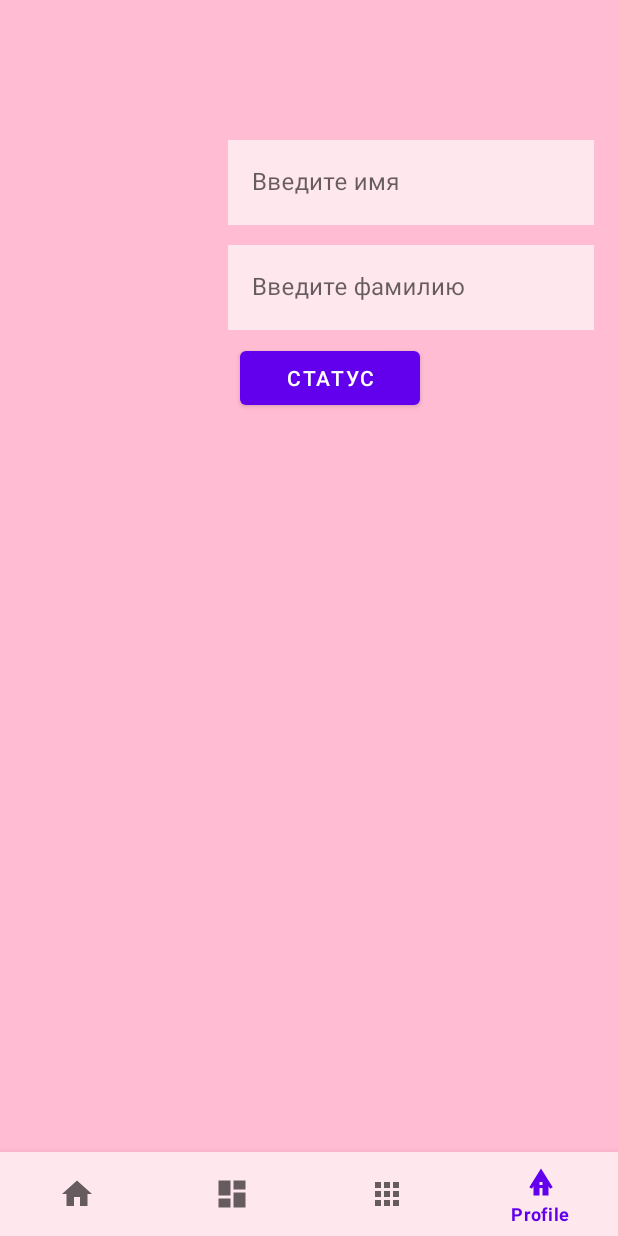
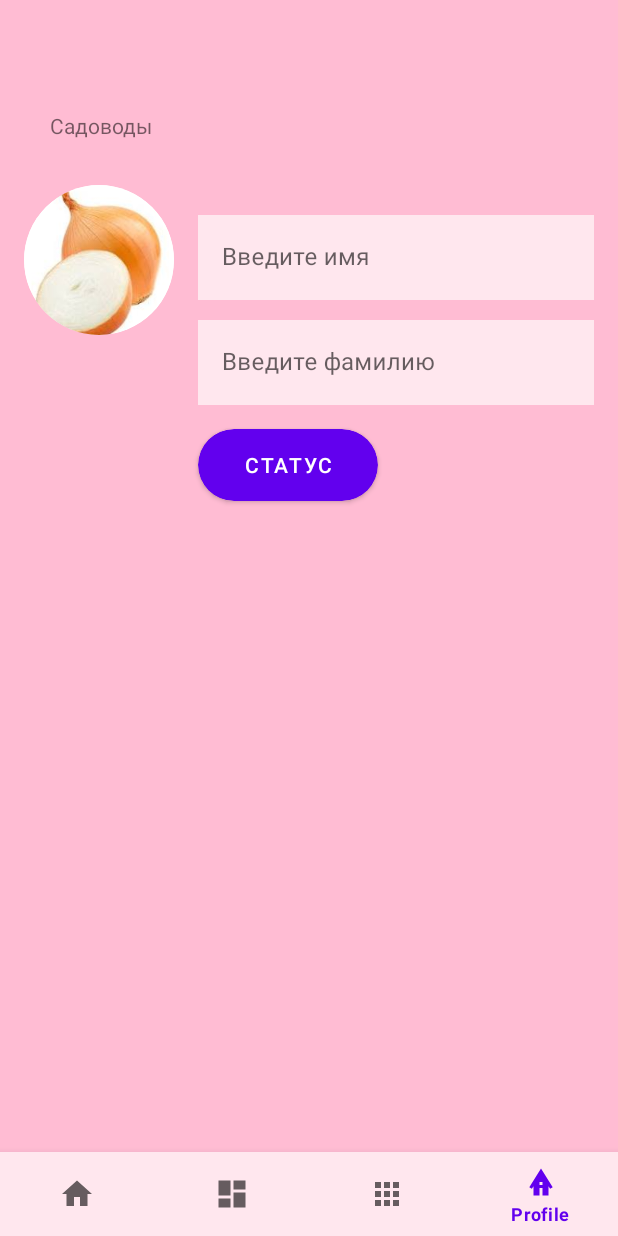
Before and after one commit to baskak56/sadik, an Android app: the ProfileFragment screen opened through its navigation route, on a phone screen of 412 x 824 dp. Run offline under Robolectric (Android 15) with nearby library versions, the phone set to English and light mode, and no system bars; our stand-ins replace navigation-ui; libraries missing offline, so code that uses them is left out: com.prolificinteractive.materialcalendarview; 3 statements that could not run were skipped.

Commit message:
fix: update avatar picker layout and add circular images

```diff
--- a/app/src/main/java/com/example/myapplication/ui/profile/ProfileFragment.kt
+++ b/app/src/main/java/com/example/myapplication/ui/profile/ProfileFragment.kt
@@ -1,5 +1,6 @@
 package com.example.myapplication.ui.profile
 
+import android.app.AlertDialog
 import android.content.Context
 import android.content.SharedPreferences
 import android.os.Bundle
@@ -16,7 +17,10 @@ import com.example.myapplication.databinding.FragmentProfileBinding
 import  android.graphics.drawable.GradientDrawable
 import android.text.Editable
 import android.text.TextWatcher
+import android.view.ViewOutlineProvider
 import android.view.inputmethod.EditorInfo
+import android.widget.GridLayout
+import android.widget.ImageView
 import androidx.core.widget.doAfterTextChanged
 
 class ProfileFragment : Fragment() {
@@ -35,11 +39,15 @@ class ProfileFragment : Fragment() {
         _binding = FragmentProfileBinding.inflate(inflater, container, false)
         sharedPreferences =
             requireContext().getSharedPreferences("user_prefs", Context.MODE_PRIVATE)
+        binding.avatarImageView.setOnClickListener {
+            showAvatarPicker()
+        }
 
 
         setupViews()
         loadSavedData()
         setupTextWatchers()
+        loadSavedAvatar()
 
         return binding.root
     }
@@ -49,6 +57,9 @@ class ProfileFragment : Fragment() {
         // Настройка кнопки меню
         binding.btnMenu.setOnClickListener { view ->
             showPopupMenu(view)
+        }
+        binding.avatarImageView.setOnClickListener {
+            showAvatarPicker()
         }
 
         // Сохранение данных при изменении текста
@@ -128,6 +139,19 @@ class ProfileFragment : Fragment() {
             } else {
                 binding.nameInputLayout.error = null
             }
+
+            binding.nameInputLayout.hint = if (text.isNullOrBlank()) {
+                "Введите имя"
+            } else {
+                "Имя указано"
+            }
+
+            binding.nameInputLayout.boxBackgroundMode =
+                if (text.isNullOrBlank()) {
+                    com.google.android.material.textfield.TextInputLayout.BOX_BACKGROUND_OUTLINE
+                } else {
+                    com.google.android.material.textfield.TextInputLayout.BOX_BACKGROUND_NONE
+                }
         }
 
         binding.surnameEditText.doAfterTextChanged { text ->
@@ -136,7 +160,21 @@ class ProfileFragment : Fragment() {
             } else {
                 binding.surnameInputLayout.error = null
             }
+
+            binding.surnameInputLayout.hint = if (text.isNullOrBlank()) {
+                "Введите фамилию"
+            } else {
+                "Фамилия указана"
+            }
+
+            binding.surnameInputLayout.boxBackgroundMode =
+                if (text.isNullOrBlank()) {
+                    com.google.android.material.textfield.TextInputLayout.BOX_BACKGROUND_OUTLINE
+                } else {
+                    com.google.android.material.textfield.TextInputLayout.BOX_BACKGROUND_NONE
+                }
         }
+
         binding.surnameEditText.setOnEditorActionListener { _, actionId, _ ->
             if (actionId == EditorInfo.IME_ACTION_DONE) {
                 saveUserData()
@@ -145,6 +183,7 @@ class ProfileFragment : Fragment() {
                 false
             }
         }
+
         binding.nameEditText.setOnEditorActionListener { _, actionId, _ ->
             if (actionId == EditorInfo.IME_ACTION_NEXT) {
                 binding.surnameEditText.requestFocus()
@@ -154,8 +193,57 @@ class ProfileFragment : Fragment() {
             }
         }
     }
+
+    private fun showAvatarPicker() {
+        val avatars = listOf(
+            R.drawable.image11,
+            R.drawable.image12,
+            R.drawable.image18,
+            R.drawable.image19,
+            R.drawable.image20,
+            R.drawable.image3,
+        )
+
+        val dialogView = layoutInflater.inflate(R.layout.avatar_picker_dialog, null)
+        val grid = dialogView.findViewById<GridLayout>(R.id.avatarGrid)
+        grid.columnCount = 1
+
+        avatars.forEach { avatarRes ->
+            val imageView = ImageView(requireContext()).apply {
+                setImageResource(avatarRes)
+                layoutParams = ViewGroup.MarginLayoutParams(200, 200).apply {
+                    setMargins(16, 16, 16, 16)
+                }
+                scaleType = ImageView.ScaleType.CENTER_CROP
+                background = ContextCompat.getDrawable(requireContext(), R.drawable.circle)
+                clipToOutline = true
+                outlineProvider = ViewOutlineProvider.BACKGROUND
+                setOnClickListener {
+                    binding.avatarImageView.setImageResource(avatarRes)
+                    sharedPreferences.edit().putInt("avatar_res", avatarRes).apply()
+                    alertDialog?.dismiss()
+                }
+            }
+            grid.addView(imageView)
+        }
+
+        alertDialog = AlertDialog.Builder(requireContext())
+            .setTitle("Выберите аватарку")
+            .setView(dialogView)
+            .create()
+
+        alertDialog?.show()
+    }
+
+    private var alertDialog: AlertDialog? = null
+
+
     override fun onPause() {
         super.onPause()
         saveUserData()
     }
+    private fun loadSavedAvatar() {
+        val avatarRes = sharedPreferences.getInt("avatar_res", R.drawable.luk)
+        binding.avatarImageView.setImageResource(avatarRes)
+    }
 }
--- /dev/null
+++ b/app/src/main/res/drawable/circle.xml
@@ -0,0 +1,4 @@
+<shape xmlns:android="http://schemas.android.com/apk/res/android"
+    android:shape="oval">
+    <solid android:color="@android:color/white"/>
+</shape>
--- a/app/src/main/res/layout/fragment_profile.xml
+++ b/app/src/main/res/layout/fragment_profile.xml
@@ -6,33 +6,36 @@
     android:layout_width="match_parent"
     android:layout_height="match_parent"
     android:padding="16dp"
-    tools:context=".ui.home.HomeFragment"
+    tools:context=".ui.profile.ProfileFragment"
     android:background="#FFBCD3">
-
-    <!-- Аватар слева -->
-
-    <!-- Поля ввода и кнопка справа от аватара -->
-
     <ImageView
-        android:id="@+id/imageView3"
-        android:layout_width="112dp"
-        android:layout_height="132dp"
-        android:layout_marginStart="8dp"
-        android:layout_marginTop="20dp"
+        android:id="@+id/avatarImageView"
+        android:layout_width="100dp"
+        android:layout_height="100dp"
+        android:layout_marginBottom="16dp"
+        android:background="@drawable/circle"
+        android:clickable="true"
+        android:contentDescription="Avatar"
+        android:focusable="true"
+        android:scaleType="centerCrop"
+        android:src="@drawable/luk"
+        app:layout_constraintBottom_toTopOf="@+id/btnMenu"
+        app:layout_constraintEnd_toStartOf="@+id/nameInputLayout"
         app:layout_constraintStart_toStartOf="parent"
         app:layout_constraintTop_toTopOf="parent"
-        tools:srcCompat="@tools:sample/avatars" />
+        app:layout_constraintVertical_bias="0.526"
+        android:clipToOutline="true"/>
 
     <com.google.android.material.textfield.TextInputLayout
         android:id="@+id/nameInputLayout"
+        style="@style/Widget.MaterialComponents.TextInputLayout.OutlinedBox"
         android:layout_width="0dp"
         android:layout_height="wrap_content"
         android:layout_marginStart="16dp"
-        android:layout_marginTop="16dp"
+        android:layout_marginTop="66dp"
         app:layout_constraintEnd_toEndOf="parent"
-        app:layout_constraintStart_toEndOf="@+id/imageView3"
-        app:layout_constraintTop_toTopOf="parent"
-        style="@style/Widget.MaterialComponents.TextInputLayout.OutlinedBox">
+        app:layout_constraintStart_toEndOf="@id/avatarImageView"
+        app:layout_constraintTop_toTopOf="parent">
 
         <com.google.android.material.textfield.TextInputEditText
             android:id="@+id/nameEditText"
@@ -40,8 +43,8 @@
             android:layout_height="wrap_content"
             android:background="#FFE7EE"
             android:hint="Введите имя"
-            android:inputType="textPersonName"
-            android:imeOptions="actionNext"/>
+            android:imeOptions="actionNext"
+            android:inputType="textPersonName" />
     </com.google.android.material.textfield.TextInputLayout>
 
     <com.google.android.material.textfield.TextInputLayout
@@ -50,32 +53,44 @@
         android:layout_height="wrap_content"
         android:layout_marginStart="16dp"
         android:layout_marginTop="8dp"
+        app:layout_constraintTop_toBottomOf="@id/nameInputLayout"
+        app:layout_constraintStart_toEndOf="@id/avatarImageView"
         app:layout_constraintEnd_toEndOf="parent"
-        app:layout_constraintStart_toEndOf="@+id/imageView3"
-        app:layout_constraintTop_toBottomOf="@+id/nameInputLayout"
         style="@style/Widget.MaterialComponents.TextInputLayout.OutlinedBox">
 
         <com.google.android.material.textfield.TextInputEditText
             android:id="@+id/surnameEditText"
             android:layout_width="match_parent"
+            android:layout_height="wrap_content"
+            android:background="#FFE7EE"
             android:hint="Введите фамилию"
-            android:layout_height="wrap_content"
-            android:inputType="textPersonName"
-            android:background="#FFE7EE"
-            android:imeOptions="actionDone"/>
+            android:imeOptions="actionDone"
+            android:inputType="textPersonName"/>
     </com.google.android.material.textfield.TextInputLayout>
 
-    <!-- Кнопка под полями ввода -->
+
+    <!-- Кнопка статуса -->
     <com.google.android.material.button.MaterialButton
         android:id="@+id/btnMenu"
         android:layout_width="wrap_content"
         android:layout_height="wrap_content"
-        android:layout_marginStart="8dp"
-        android:layout_marginTop="8dp"
-        android:ellipsize="none"
+        android:layout_marginTop="16dp"
         android:minWidth="120dp"
         android:text="Статус"
-        app:layout_constraintStart_toStartOf="@+id/nameInputLayout"
-        app:layout_constraintTop_toBottomOf="@+id/surnameInputLayout" />
+        app:layout_constraintTop_toBottomOf="@id/surnameInputLayout"
+        app:layout_constraintStart_toStartOf="@id/surnameInputLayout"
+        android:clipToOutline="true"
+        android:background="@drawable/rounded_button_green"/>
 
+    <TextView
+        android:id="@+id/textView"
+        android:layout_width="97dp"
+        android:layout_height="40dp"
+        android:layout_marginEnd="280dp"
+        android:layout_marginBottom="20dp"
+        android:foregroundGravity="center"
+        android:gravity="center"
+        android:text="Садоводы"
+        app:layout_constraintBottom_toTopOf="@+id/avatarImageView"
+        app:layout_constraintEnd_toEndOf="parent" />
 </androidx.constraintlayout.widget.ConstraintLayout>
```
Also changed, not shown: app/src/main/res/layout/avatar_picker_dialog.xml (added, +18 -0 lines), app/src/main/res/drawable/image11.png (added), app/src/main/res/drawable/image12.png (added), app/src/main/res/drawable/image18.png (added), app/src/main/res/drawable/image19.png (added), app/src/main/res/drawable/image20.png (added), app/src/main/res/drawable/image3.png (added).
